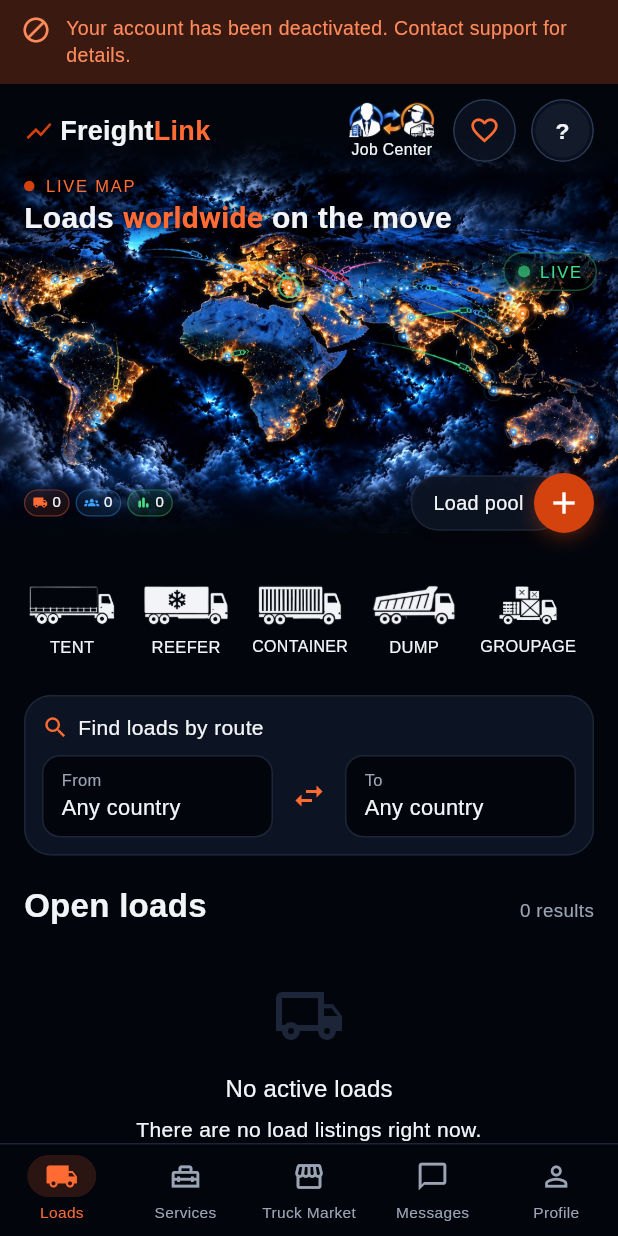
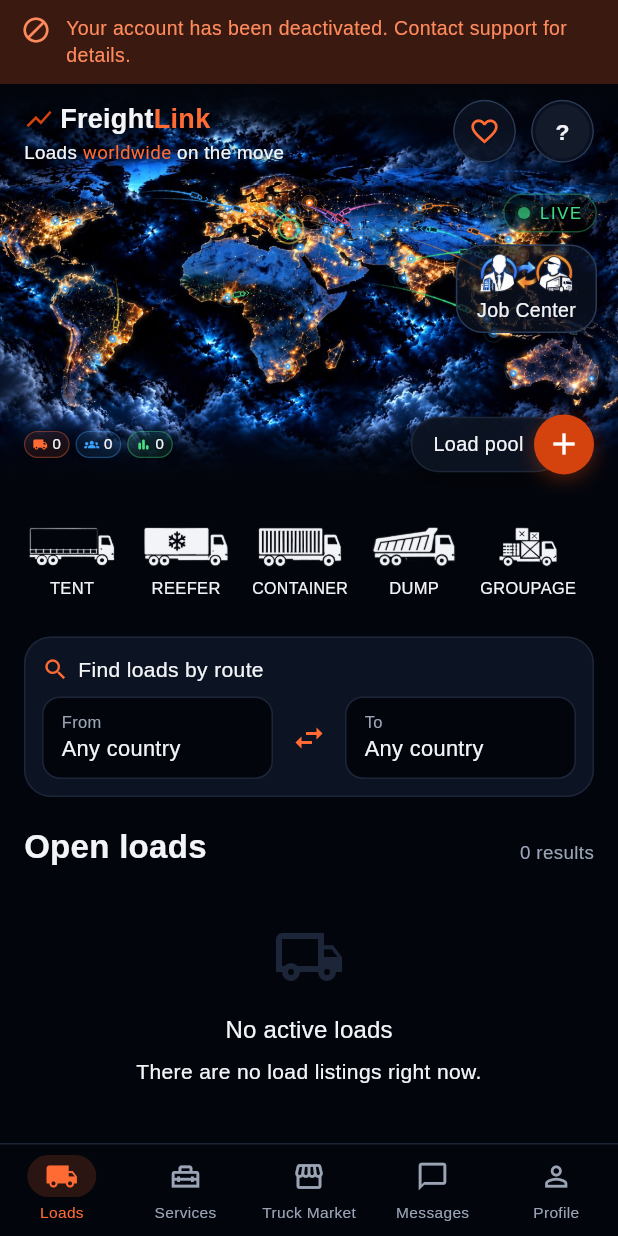
Before and after one commit to xalid9111/freightlink-test, a Flutter app: the screen it shows once a user with an empty profile is signed in, on a phone screen of 412 x 824 dp. Run offline on Flutter 3.47's test engine with Material 3 defaults, Android fonts, the phone set to English and light mode, and no system bars; our stand-ins replace audioplayers, equatable, file_picker, flutter_dotenv, flutter_map, flutter_riverpod and 8 more; missing offline and left inert: dart:js_interop, record; accounts and stored records are empty; network calls fail; project files that could hold a hidden picture were left out.

Commit message:
Loads header: slogan under the logo, İş Mərkəzi on the map under "CANLI"
As approved by the owner from his edited picture (27.10.2026), phone only:
- "Yüklər dünya üzrə hərəkətdədir" in one small line under the logo
  ("dünya üzrə" orange); the big headline and the "CANLI XƏRİTƏ" label
  over the map are gone, so the map moves up.
- İş Mərkəzi (icon + name on a glass card) sits on the map right under
  the "CANLI" badge instead of next to the logo.
- Heart and profile circles, counters, Yük hovuzu, load types, search and
  cards unchanged; the computer page unchanged.
- Tests follow the new layout; CLAUDE.md §5 records the decision.

Co-Authored-By: Claude Opus 5.5 <noreply@anthropic.com>
Claude-Session: https://claude.ai/code/session_01TwoedHDaZ4iZm6AS71Mrpj

```diff
--- a/lib/features/cargo/presentation/cargo_marketplace_screen.dart
+++ b/lib/features/cargo/presentation/cargo_marketplace_screen.dart
@@ -244,13 +244,14 @@ class _Hero extends ConsumerWidget {
             padding: const EdgeInsets.symmetric(horizontal: 16),
             child: Row(
               children: [
+                // Logo with the slogan under it in one small line (owner,
+                // 27.10.2026 — the big headline over the map is gone).
+                Expanded(
+                  child: Column(crossAxisAlignment: CrossAxisAlignment.start, mainAxisSize: MainAxisSize.min, children: [
+                    Row(children: [
                       Icon(Icons.show_chart, color: AppColors.accentFill, size: 20),
                       const SizedBox(width: 4),
-                // Full size; only on a very narrow phone (320) it shrinks a
-                // little so the İş Mərkəzi button still fits (0069).
-                Expanded(
-                  child: Align(
-                    alignment: Alignment.centerLeft,
+                      Flexible(
                         child: FittedBox(
                           fit: BoxFit.scaleDown,
                           child: Text.rich(TextSpan(children: [
@@ -259,47 +260,35 @@ class _Hero extends ConsumerWidget {
                           ])),
                         ),
                       ),
-                ),
-                // İş Mərkəzi (owner, 26.10.2026): the approved icon with its
-                // name under it, before the two round buttons.
-                JobCenterHeaderButton(strings: strings),
-                const SizedBox(width: 8),
-                // Heart (Seçilmiş yüklər) + profile picture (Profil), two
-                // round buttons like on the computer (owner, 22.10.2026).
-                HeaderCircles(strings: strings),
-              ],
-            ),
-          ),
-          const SizedBox(height: 8),
-          Padding(
-            padding: const EdgeInsets.symmetric(horizontal: 16),
-            child: Column(
-              crossAxisAlignment: CrossAxisAlignment.start,
-              children: [
-                Row(children: [
-                  Container(width: 7, height: 7, decoration: BoxDecoration(color: AppColors.accentFill, shape: BoxShape.circle)),
-                  const SizedBox(width: 7),
-                  Text(strings.t('home_live_map'),
-                      style: AppFonts.mono(color: AppColors.accent, letterSpacing: 1.2).copyWith(shadows: _readableOnMap())),
                     ]),
                     const SizedBox(height: 2),
                     Text.rich(
+                      key: const ValueKey('home-slogan'),
                       TextSpan(children: [
                         TextSpan(text: '${strings.t('home_hero_1')} '),
                         TextSpan(text: strings.t('home_hero_2'), style: TextStyle(color: AppColors.accent)),
                         TextSpan(text: ' ${strings.t('home_hero_3')}'),
                       ]),
-                  style: AppFonts.display(size: 20, color: AppColors.text, height: 1.1).copyWith(shadows: _readableOnMap()),
+                      maxLines: 1,
+                      overflow: TextOverflow.ellipsis,
+                      style: TextStyle(fontSize: 12.5, color: AppColors.text, height: 1.2).copyWith(shadows: _readableOnMap()),
                     ),
+                  ]),
+                ),
+                HeaderCircles(strings: strings),
               ],
             ),
           ),
-          const SizedBox(height: 6),
+          const SizedBox(height: 14),
             ]),
             ),
           ),
           // Full width, edge to edge; edges fade into the page colour.
+          // İş Mərkəzi on the map, under the "CANLI" badge (owner, 27.10.2026).
+          Stack(children: [
             LiveMap(liveLabel: strings.t('map_live_badge')),
+            Positioned(top: 40, right: 14, child: JobCenterMapButton(strings: strings)),
+          ]),
           _CloudScene(
             asset: '${scene}_bottom.jpg',
             alignment: Alignment.topCenter,
--- a/lib/features/jobs/presentation/job_widgets.dart
+++ b/lib/features/jobs/presentation/job_widgets.dart
@@ -28,29 +28,32 @@ class JobCenterIcon extends StatelessWidget {
       );
 }
 
-/// Loads page header, top right: the icon with "İş Mərkəzi" under it.
-class JobCenterHeaderButton extends StatelessWidget {
+/// Loads page (owner, 27.10.2026): on the live map, under the "CANLI"
+/// badge — the icon with "İş Mərkəzi" under it on a glass card.
+class JobCenterMapButton extends StatelessWidget {
   final AppStrings strings;
-  final double iconHeight;
-  const JobCenterHeaderButton({super.key, required this.strings, this.iconHeight = 24});
+  const JobCenterMapButton({super.key, required this.strings});
 
   @override
   Widget build(BuildContext context) {
     return Semantics(
       button: true,
       label: strings.t('job_center'),
+      child: Material(
+        color: AppColors.isDay ? AppColors.tileBg.withValues(alpha: 0.92) : AppColors.card.withValues(alpha: 0.72),
+        shape: RoundedRectangleBorder(borderRadius: BorderRadius.circular(18), side: BorderSide(color: AppColors.tileLine)),
         child: InkWell(
-        key: const ValueKey('hdr-job-center'),
-        borderRadius: BorderRadius.circular(12),
+          key: const ValueKey('map-job-center'),
+          borderRadius: BorderRadius.circular(18),
           onTap: () => context.pushOnce('/jobs'),
           child: Padding(
-          padding: const EdgeInsets.symmetric(horizontal: 4, vertical: 2),
+            padding: const EdgeInsets.fromLTRB(14, 6, 14, 6),
             child: Column(mainAxisSize: MainAxisSize.min, children: [
-            JobCenterIcon(height: iconHeight),
+              const JobCenterIcon(height: 26),
               const SizedBox(height: 2),
-            Text(strings.t('job_center'),
-                maxLines: 1, style: TextStyle(fontSize: 10.5, color: AppColors.text, height: 1.1)),
+              Text(strings.t('job_center'), style: TextStyle(fontSize: 13, color: AppColors.text)),
             ]),
+          ),
         ),
       ),
     );
```
Also changed, not shown: 3 other files. Lines whose indentation alone changed are shown as unchanged.
